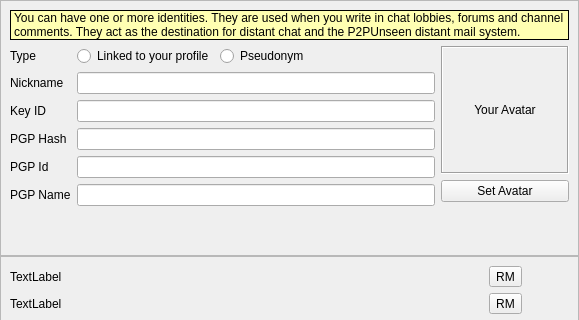
This is retroshare-gui/src/gui/Identity/IdEditDialog.ui in RetroShare/RetroShare as Qt 5 draws it before an edit; both pictures show x 0 to 579 and y 0 to 320 of the 579 by 575 pixel window. The edited form follows.
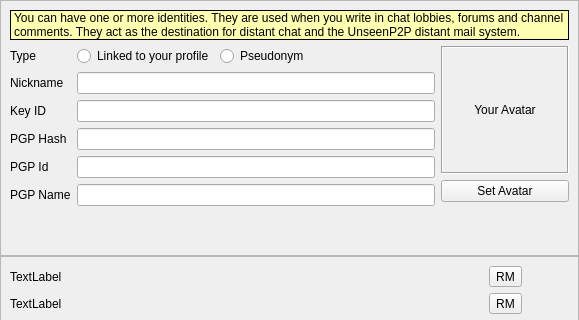
This is the edited form. Icons and pictures are not drawn. Custom widgets are drawn as their Qt base class.

Commit message: Update Unseen name

```diff
--- a/retroshare-gui/src/gui/Identity/IdEditDialog.ui
+++ b/retroshare-gui/src/gui/Identity/IdEditDialog.ui
@@ -127,7 +127,7 @@
          <enum>QFrame::Box</enum>
         </property>
         <property name="text">
-         <string>You can have one or more identities. They are used when you write in chat lobbies, forums and channel comments. They act as the destination for distant chat and the P2PUnseen distant mail system.</string>
+         <string>You can have one or more identities. They are used when you write in chat lobbies, forums and channel comments. They act as the destination for distant chat and the UnseenP2P distant mail system.</string>
         </property>
         <property name="wordWrap">
          <bool>true</bool>
```
The commit also changes 107 other files.
